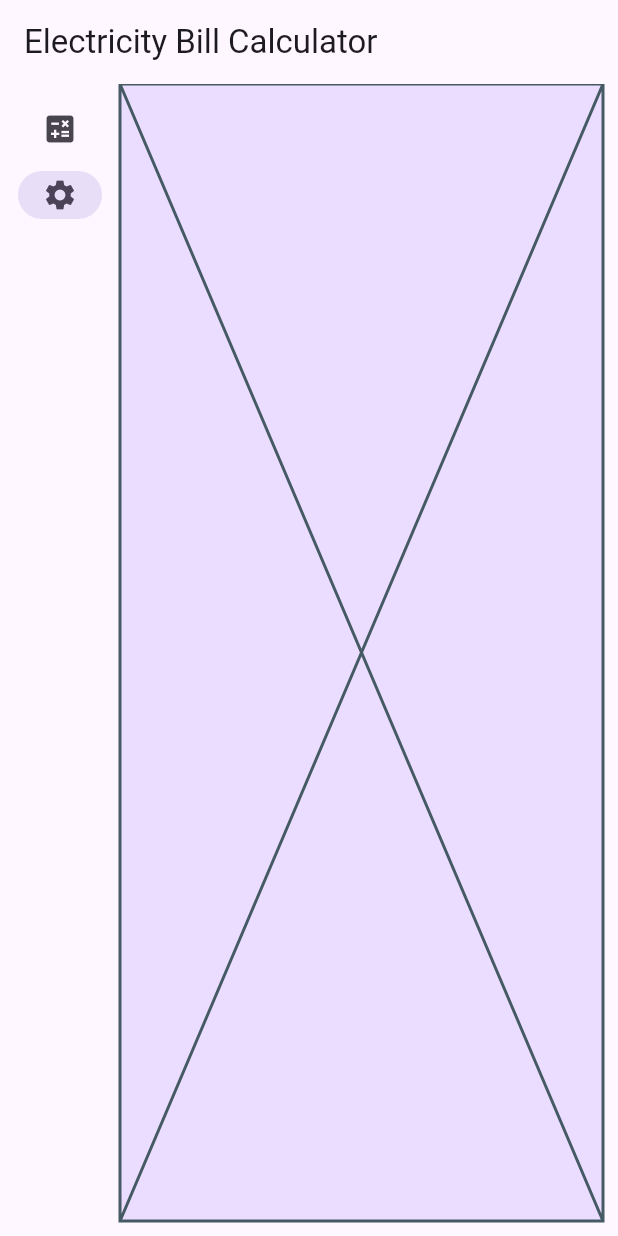
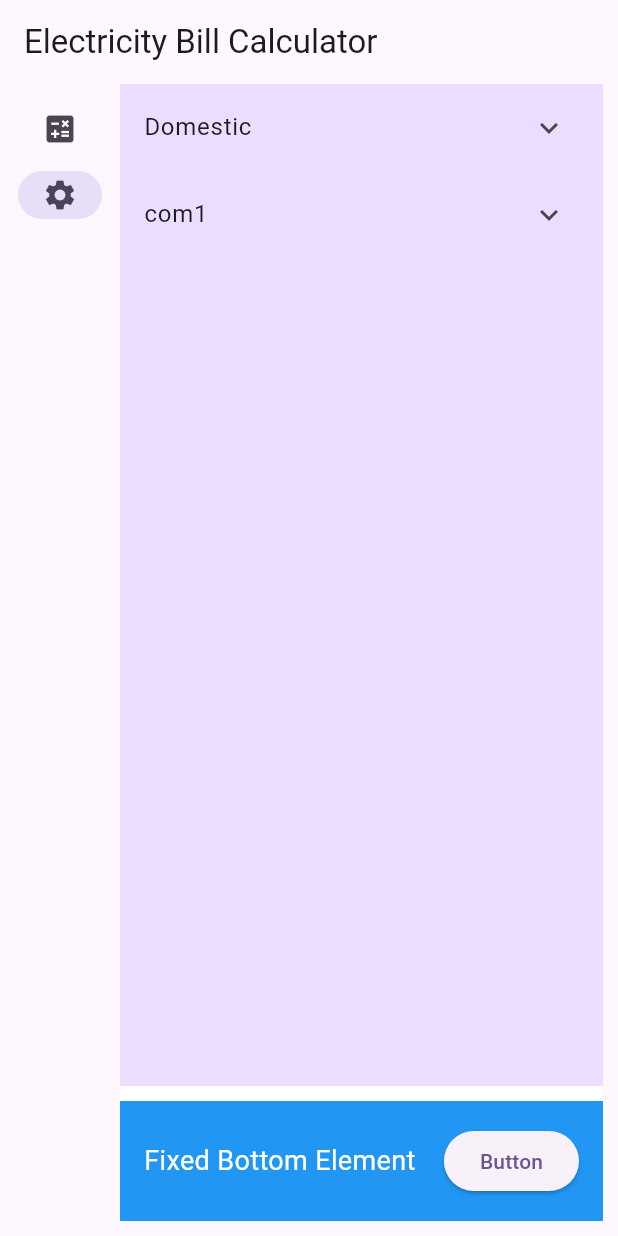
Before and after one commit to zaibugemi/bill_cal, a Flutter app: the screen it shows after launch, after a tap on "Settings", on a phone screen of 412 x 824 dp. Run offline on Flutter 3.47's test engine with Material 2 defaults, Android fonts, the phone set to English and light mode, and no system bars.

Commit message:
feat: show saved rates in the settings screen

```diff
--- a/lib/main.dart
+++ b/lib/main.dart
@@ -1,5 +1,6 @@
 import 'package:flutter/material.dart';
 import 'package:flutter/services.dart';
+import 'package:provider/provider.dart';
 
 void main() {
   runApp(const MyApp());
@@ -11,7 +12,9 @@ class MyApp extends StatelessWidget {
   // This widget is the root of your application.
   @override
   Widget build(BuildContext context) {
-    return MaterialApp(
+    return ChangeNotifierProvider(
+      create: (context) => CategoriesState(),
+      child: MaterialApp(
         title: 'Electricity Bill Calculator',
         theme: ThemeData(
           // This is the theme of your application.
@@ -33,6 +36,7 @@ class MyApp extends StatelessWidget {
           useMaterial3: true,
         ),
         home: const MyHomePage(),
+      ),
     );
   }
 }
@@ -94,16 +98,8 @@ class _MyHomePageState extends State<MyHomePage> {
   }
 }
 
-class ElectricityBillCalculator extends StatefulWidget {
-  const ElectricityBillCalculator({Key? key}) : super(key: key);
-
-  @override
-  State<ElectricityBillCalculator> createState() =>
-      _ElectricityBillCalculatorState();
-}
-
-class _ElectricityBillCalculatorState extends State<ElectricityBillCalculator> {
-  final electricitySettings = ElectricitySettings(categories: {
+class CategoriesState extends ChangeNotifier {
+  var electricitySettings = ElectricitySettings(categories: {
     'Domestic': Category(name: 'Domestic', isFlatRate: false, rates: <Rate>[
       Rate(startUnits: 0, endUnits: 50, rate: 7.0),
       Rate(startUnits: 51, endUnits: 150, rate: 9.0),
@@ -115,12 +111,27 @@ class _ElectricityBillCalculatorState extends State<ElectricityBillCalculator> {
         isFlatRate: true,
         rates: <Rate>[Rate(startUnits: 0, endUnits: 99999, rate: 7.0)]),
   });
+}
+
+class ElectricityBillCalculator extends StatefulWidget {
+  const ElectricityBillCalculator({Key? key}) : super(key: key);
+
+  @override
+  State<ElectricityBillCalculator> createState() =>
+      _ElectricityBillCalculatorState();
+}
+
+class _ElectricityBillCalculatorState extends State<ElectricityBillCalculator> {
+  double billAmount = 0;
 
   final lastReadingController = TextEditingController();
   final newReadingController = TextEditingController();
   final categoryController = TextEditingController(text: 'Domestic');
 
-  double billAmount = 0;
+  @override
+  Widget build(BuildContext context) {
+    var categoriesState = context.watch<CategoriesState>();
+    var electricitySettings = categoriesState.electricitySettings;
 
     double calculateBill() {
       int lastReading = int.tryParse(lastReadingController.text) ?? 0;
@@ -148,8 +159,6 @@ class _ElectricityBillCalculatorState extends State<ElectricityBillCalculator> {
       }
     }
 
-  @override
-  Widget build(BuildContext context) {
     return Padding(
       padding: const EdgeInsets.only(left: 10.0, right: 10.0),
       child: Center(
@@ -215,7 +224,80 @@ class SettingsPage extends StatelessWidget {
 
   @override
   Widget build(BuildContext context) {
-    return const Placeholder();
+    var categoriesState = context.watch<CategoriesState>();
+    var electricityCategories = categoriesState.electricitySettings.categories;
+
+    return Column(
+      children: <Widget>[
+        Expanded(
+          child: ListView.builder(
+            itemCount: electricityCategories
+                .length, // Replace with your actual item count
+            itemBuilder: (BuildContext context, int index) {
+              // Build your list items here
+              var category = electricityCategories[
+                  electricityCategories.keys.elementAt(index)];
+              return ExpansionTile(
+                title: Text(category!.name),
+                children: <Widget>[
+                  DataTable(
+                    columns: const [
+                      DataColumn(
+                          label: Expanded(
+                        child: Text(
+                          'Units',
+                          style: TextStyle(fontStyle: FontStyle.italic),
+                        ),
+                      )),
+                      DataColumn(
+                          label: Expanded(
+                        child: Text(
+                          'Rate',
+                          style: TextStyle(fontStyle: FontStyle.italic),
+                        ),
+                      ))
+                    ],
+                    rows: category.rates.map((r) {
+                      return DataRow(cells: <DataCell>[
+                        DataCell(Text('${r.startUnits} - ${r.endUnits}')),
+                        DataCell(Text('${r.rate}'))
+                      ]);
+                    }).toList(),
+                  )
+                ],
+              );
+            },
+          ),
+        ),
+        Container(
+          height: 10,
+          color: Colors.white,
+        ),
+        // Fixed element at the bottom
+        Container(
+          color: Colors.blue, // Background color for the fixed element
+          padding: const EdgeInsets.all(16.0), // Adjust padding as needed
+          child: Row(
+            children: <Widget>[
+              const Text(
+                'Fixed Bottom Element',
+                style: TextStyle(
+                  color: Colors.white,
+                  fontSize: 18.0,
+                ),
+              ),
+              const Spacer(), // Add space to push content to the right
+              ElevatedButton(
+                onPressed: () {
+                  // Handle button press
+                },
+                child: const Text('Button'),
+              ),
+            ],
+          ),
+        ),
+      ],
+    );
   }
 }
 
--- a/pubspec.yaml
+++ b/pubspec.yaml
@@ -35,6 +35,7 @@ dependencies:
   # The following adds the Cupertino Icons font to your application.
   # Use with the CupertinoIcons class for iOS style icons.
   cupertino_icons: ^1.0.2
+  provider: ^6.0.5
 
 dev_dependencies:
   flutter_test:
```
Also changed, not shown: pubspec.lock. Lines whose indentation alone changed are shown as unchanged.
